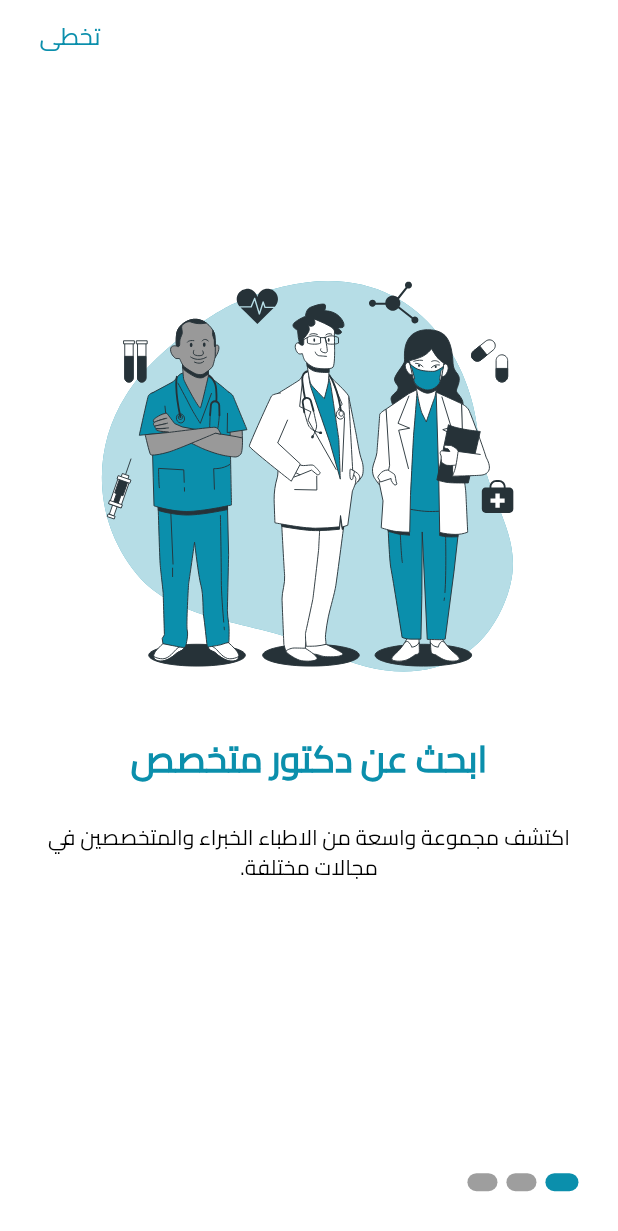
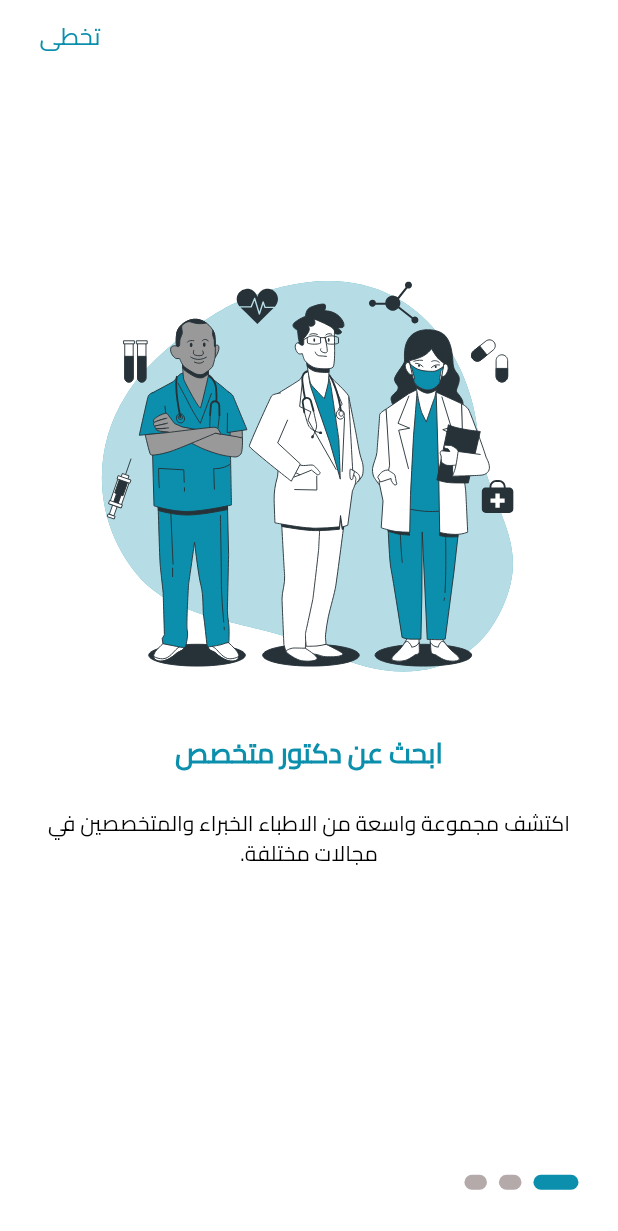
Before and after one commit to Adham-Amin/se7ty, a Flutter app: the screen it shows after launch, on a phone screen of 412 x 824 dp. Shown: the top 1231 px of the screen. Run offline on Flutter 3.47's test engine with Material 3 defaults, Android fonts, the phone set to English and light mode, and no system bars; drawn by our look-alikes of smooth_page_indicator; our stand-ins replace firebase_core, flutter_bloc, flutter_screenutil, flutter_secure_storage, flutter_svg, hive_flutter and 1 more; missing offline and left inert: animated_snack_bar; accounts and stored records are empty.

Commit message:
Refactor Code

```diff
--- a/lib/core/functions/theme_dark.dart
+++ b/lib/core/functions/theme_dark.dart
@@ -7,10 +7,10 @@ ThemeData themeDark() {
   return ThemeData(
     brightness: Brightness.dark,
     fontFamily: AppStyles.fontFamily,
-    scaffoldBackgroundColor: AppColors.darkBg,
+    scaffoldBackgroundColor: AppColors.dark,
     colorScheme: ColorScheme.dark(
       primary: AppColors.primary,
-      surface: AppColors.darkBg,
+      surface: AppColors.dark,
       secondary: AppColors.grey,
       surfaceTint: Colors.transparent,
     ),
--- a/lib/core/functions/theme_light.dart
+++ b/lib/core/functions/theme_light.dart
@@ -20,7 +20,7 @@ ThemeData themeLight() {
     ),
     inputDecorationTheme: InputDecorationTheme(
       filled: true,
-      fillColor: AppColors.bg,
+      fillColor: AppColors.accentColor,
       hintStyle: AppStyles.textRegular16.copyWith(color: AppColors.grey),
       border: OutlineInputBorder(borderRadius: BorderRadius.circular(20.r)),
       enabledBorder: OutlineInputBorder(
--- a/lib/core/utils/app_colors.dart
+++ b/lib/core/utils/app_colors.dart
@@ -2,10 +2,10 @@ import 'package:flutter/material.dart';
 
 abstract class AppColors {
   static const primary = Color(0xFF0B8FAC);
-  static const bg = Color(0xFFE6EFF9);
   static const white = Color(0xFFFFFFFF);
   static const black = Color(0xFF000000);
   static const grey = Color(0xFFB4AAAA);
   static const darkCard = Color(0xFF1E1E1E);
-  static const darkBg = Color(0xFF121212);
+  static const dark = Color(0xFF121212);
+  static const Color accentColor = Color(0xFFE6EFF9);
 }
--- a/lib/core/utils/app_styles.dart
+++ b/lib/core/utils/app_styles.dart
@@ -7,8 +7,12 @@ abstract class AppStyles {
     fontSize: 32.sp,
     fontWeight: FontWeight.bold,
   );
-  static TextStyle textBold16 = TextStyle(
-    fontSize: 16.sp,
+  static TextStyle textBold24 = TextStyle(
+    fontSize: 24.sp,
+    fontWeight: FontWeight.bold,
+  );
+  static TextStyle textBold18 = TextStyle(
+    fontSize: 18.sp,
     fontWeight: FontWeight.bold,
   );
   static TextStyle textRegular16 = TextStyle(
@@ -23,16 +27,4 @@ abstract class AppStyles {
     fontSize: 14.sp,
     fontWeight: FontWeight.w400,
   );
-  static TextStyle textMedium18 = TextStyle(
-    fontSize: 18.sp,
-    fontWeight: FontWeight.w500,
-  );
-  static TextStyle textMedium16 = TextStyle(
-    fontSize: 16.sp,
-    fontWeight: FontWeight.w500,
-  );
-  static TextStyle textSemiBold24 = TextStyle(
-    fontSize: 24.sp,
-    fontWeight: FontWeight.w600,
-  );
 }
--- a/lib/core/widgets/custom_button.dart
+++ b/lib/core/widgets/custom_button.dart
@@ -27,12 +27,12 @@ class CustomButton extends StatelessWidget {
         style: ElevatedButton.styleFrom(
           backgroundColor: backgroundColor,
           shape: RoundedRectangleBorder(
-            borderRadius: BorderRadius.circular(16.r),
+            borderRadius: BorderRadius.circular(12.r),
           ),
         ),
         child: Text(
           title,
-          style: AppStyles.textBold16.copyWith(
+          style: AppStyles.textRegular16.copyWith(
             color: colortext ?? AppColors.white,
           ),
         ),
--- a/lib/features/intro/onbording/presentation/widgets/onbording_item.dart
+++ b/lib/features/intro/onbording/presentation/widgets/onbording_item.dart
@@ -18,7 +18,7 @@ class OnbordingItem extends StatelessWidget {
         SizedBox(height: 24.h),
         Text(
           item.title,
-          style: AppStyles.textSemiBold24.copyWith(color: AppColors.primary),
+          style: AppStyles.textBold18.copyWith(color: AppColors.primary),
         ),
         SizedBox(height: 24.h),
         Text(
--- a/lib/features/intro/onbording/presentation/widgets/onbording_view_body.dart
+++ b/lib/features/intro/onbording/presentation/widgets/onbording_view_body.dart
@@ -59,11 +59,10 @@ class _OnbordingViewBodyState extends State<OnbordingViewBody> {
                 controller: pageController,
                 count: OnbordingModel.onbordingList.length,
                 effect: ExpandingDotsEffect(
-                  spacing: 6.0,
-                  dotWidth: 20.0,
-                  dotHeight: 12.0,
-                  expansionFactor: 1.1,
-                  dotColor: Colors.grey,
+                  dotWidth: 15,
+                  dotHeight: 10,
+                  expansionFactor: 2,
+                  dotColor: AppColors.grey,
                   activeDotColor: AppColors.primary,
                 ),
               ),
```
Also changed, not shown: lib/core/widgets/custom_text_form_field.dart (+16 -1 lines), lib/features/intro/welcome/presentation/widgets/welcome_view_body.dart (+40 -17 lines).
